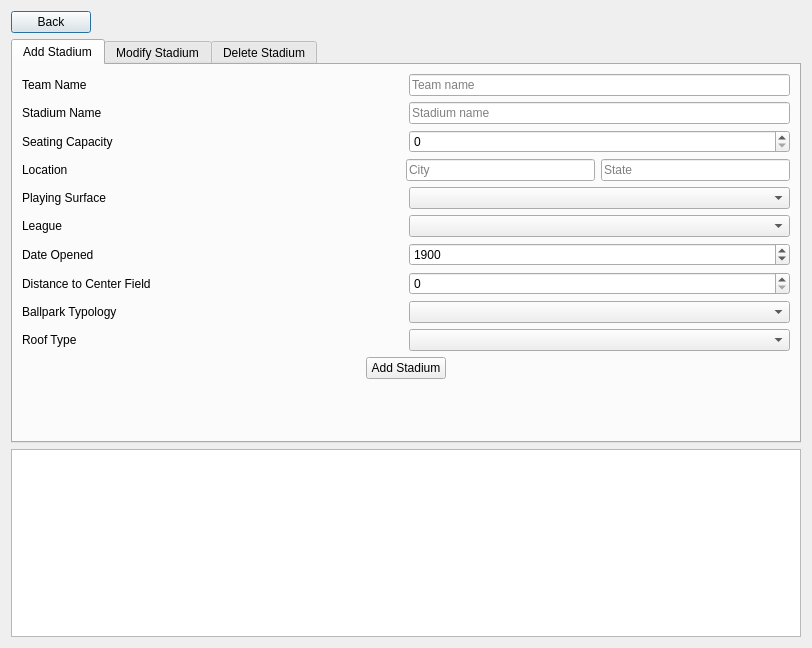
First picture: the form in BaseballProject2/modifystadiums.ui, repository tholm1/CS1D-Project-2-Baseball, before the edit.
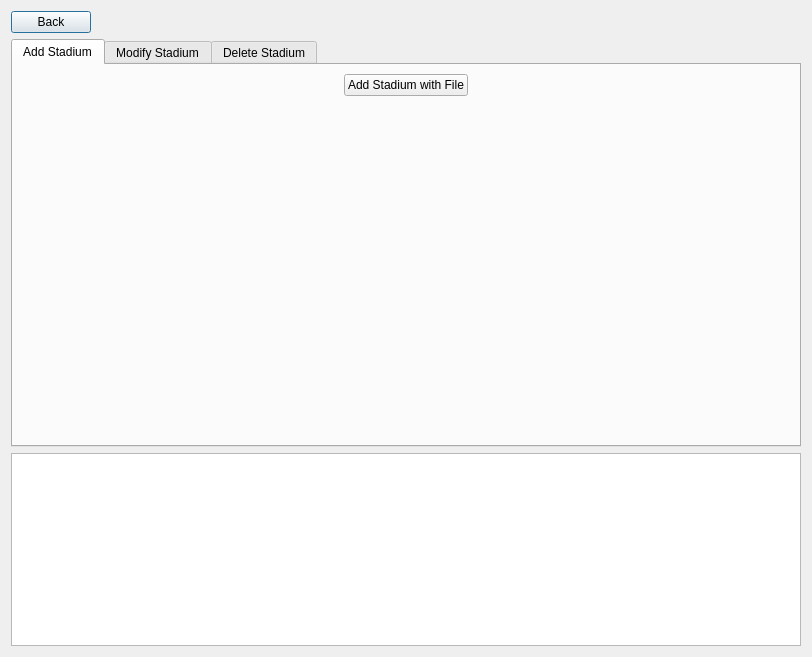
Second picture: the form after the edit. The open tabs and pages were chosen to show the change.

Commit message: Implement read stadium from text file

```diff
--- a/BaseballProject2/modifystadiums.ui
+++ b/BaseballProject2/modifystadiums.ui
@@ -7,7 +7,7 @@
     <x>0</x>
     <y>0</y>
     <width>812</width>
-    <height>648</height>
+    <height>657</height>
    </rect>
   </property>
   <property name="windowTitle">
@@ -50,313 +50,6 @@
       <layout class="QVBoxLayout" name="verticalLayout">
        <item>
         <layout class="QVBoxLayout" name="verticalLayout_5">
-         <item>
-          <layout class="QHBoxLayout" name="horizontalLayout_5" stretch="1,1,2">
-           <item>
-            <widget class="QLabel" name="teamNameAddLabel">
-             <property name="text">
-              <string>Team Name</string>
-             </property>
-            </widget>
-           </item>
-           <item>
-            <spacer name="horizontalSpacer_6">
-             <property name="orientation">
-              <enum>Qt::Horizontal</enum>
-             </property>
-             <property name="sizeHint" stdset="0">
-              <size>
-               <width>40</width>
-               <height>20</height>
-              </size>
-             </property>
-            </spacer>
-           </item>
-           <item>
-            <widget class="QLineEdit" name="teamNameAddLine">
-             <property name="placeholderText">
-              <string>Team name</string>
-             </property>
-            </widget>
-           </item>
-          </layout>
-         </item>
-         <item>
-          <layout class="QHBoxLayout" name="horizontalLayout_6" stretch="1,1,2">
-           <item>
-            <widget class="QLabel" name="stadiumNameAddLabel">
-             <property name="text">
-              <string>Stadium Name</string>
-             </property>
-            </widget>
-           </item>
-           <item>
-            <spacer name="horizontalSpacer_7">
-             <property name="orientation">
-              <enum>Qt::Horizontal</enum>
-             </property>
-             <property name="sizeHint" stdset="0">
-              <size>
-               <width>40</width>
-               <height>20</height>
-              </size>
-             </property>
-            </spacer>
-           </item>
-           <item>
-            <widget class="QLineEdit" name="stadiumNameAddLine">
-             <property name="placeholderText">
-              <string>Stadium name</string>
-             </property>
-            </widget>
-           </item>
-          </layout>
-         </item>
-         <item>
-          <layout class="QHBoxLayout" name="horizontalLayout_7" stretch="1,1,2">
-           <item>
-            <widget class="QLabel" name="seatingCapacityAddLabel">
-             <property name="text">
-              <string>Seating Capacity</string>
-             </property>
-            </widget>
-           </item>
-           <item>
-            <spacer name="horizontalSpacer_8">
-             <property name="orientation">
-              <enum>Qt::Horizontal</enum>
-             </property>
-             <property name="sizeHint" stdset="0">
-              <size>
-               <width>40</width>
-               <height>20</height>
-              </size>
-             </property>
-            </spacer>
-           </item>
-           <item>
-            <widget class="QSpinBox" name="seatingCapacityAddBox">
-             <property name="maximum">
-              <number>9999999</number>
-             </property>
-            </widget>
-           </item>
-          </layout>
-         </item>
-         <item>
-          <layout class="QHBoxLayout" name="horizontalLayout_8" stretch="1,1,1,1">
-           <item>
-            <widget class="QLabel" name="locationAddLabel">
-             <property name="text">
-              <string>Location</string>
-             </property>
-            </widget>
-           </item>
-           <item>
-            <spacer name="horizontalSpacer_9">
-             <property name="orientation">
-              <enum>Qt::Horizontal</enum>
-             </property>
-             <property name="sizeHint" stdset="0">
-              <size>
-               <width>40</width>
-               <height>20</height>
-              </size>
-             </property>
-            </spacer>
-           </item>
-           <item>
-            <widget class="QLineEdit" name="locationCityAddLine">
-             <property name="placeholderText">
-              <string>City</string>
-             </property>
-            </widget>
-           </item>
-           <item>
-            <widget class="QLineEdit" name="locationStateAddLine">
-             <property name="placeholderText">
-              <string>State</string>
-             </property>
-            </widget>
-           </item>
-          </layout>
-         </item>
-         <item>
-          <layout class="QHBoxLayout" name="horizontalLayout_9" stretch="1,1,2">
-           <item>
-            <widget class="QLabel" name="playingSurfaceAddLabel">
-             <property name="text">
-              <string>Playing Surface</string>
-             </property>
-            </widget>
-           </item>
-           <item>
-            <spacer name="horizontalSpacer_10">
-             <property name="orientation">
-              <enum>Qt::Horizontal</enum>
-             </property>
-             <property name="sizeHint" stdset="0">
-              <size>
-               <width>40</width>
-               <height>20</height>
-              </size>
-             </property>
-            </spacer>
-           </item>
-           <item>
-            <widget class="QComboBox" name="playingSurfaceAddBox"/>
-           </item>
-          </layout>
-         </item>
-         <item>
-          <layout class="QHBoxLayout" name="horizontalLayout_10" stretch="1,1,2">
-           <item>
-            <widget class="QLabel" name="leagueAddLabel">
-             <property name="text">
-              <string>League</string>
-             </property>
-            </widget>
-           </item>
-           <item>
-            <spacer name="horizontalSpacer_11">
-             <property name="orientation">
-              <enum>Qt::Horizontal</enum>
-             </property>
-             <property name="sizeHint" stdset="0">
-              <size>
-               <width>40</width>
-               <height>20</height>
-              </size>
-             </property>
-            </spacer>
-           </item>
-           <item>
-            <widget class="QComboBox" name="leagueAddBox"/>
-           </item>
-          </layout>
-         </item>
-         <item>
-          <layout class="QHBoxLayout" name="horizontalLayout_11" stretch="1,1,2">
-           <item>
-            <widget class="QLabel" name="dateOpenedAddLabel">
-             <property name="text">
-              <string>Date Opened</string>
-             </property>
-            </widget>
-           </item>
-           <item>
-            <spacer name="horizontalSpacer_12">
-             <property name="orientation">
-              <enum>Qt::Horizontal</enum>
-             </property>
-             <property name="sizeHint" stdset="0">
-              <size>
-               <width>40</width>
-               <height>20</height>
-              </size>
-             </property>
-            </spacer>
-           </item>
-           <item>
-            <widget class="QSpinBox" name="dateOpenedAddBox">
-             <property name="minimum">
-              <number>0</number>
-             </property>
-             <property name="maximum">
-              <number>9999</number>
-             </property>
-             <property name="value">
-              <number>1900</number>
-             </property>
-            </widget>
-           </item>
-          </layout>
-         </item>
-         <item>
-          <layout class="QHBoxLayout" name="horizontalLayout_12" stretch="1,1,2">
-           <item>
-            <widget class="QLabel" name="distanceToCenterFieldAddLabel">
-             <property name="text">
-              <string>Distance to Center Field</string>
-             </property>
-            </widget>
-           </item>
-           <item>
-            <spacer name="horizontalSpacer_13">
-             <property name="orientation">
-              <enum>Qt::Horizontal</enum>
-             </property>
-             <property name="sizeHint" stdset="0">
-              <size>
-               <width>40</width>
-               <height>20</height>
-              </size>
-             </property>
-            </spacer>
-           </item>
-           <item>
-            <widget class="QSpinBox" name="distanceToCenterFieldAddBox">
-             <property name="maximum">
-              <number>9999</number>
-             </property>
-            </widget>
-           </item>
-          </layout>
-         </item>
-         <item>
-          <layout class="QHBoxLayout" name="horizontalLayout_13" stretch="1,1,2">
-           <item>
-            <widget class="QLabel" name="parkTypologyAddLabel">
-             <property name="text">
-              <string>Ballpark Typology</string>
-             </property>
-            </widget>
-           </item>
-           <item>
-            <spacer name="horizontalSpacer_14">
-             <property name="orientation">
-              <enum>Qt::Horizontal</enum>
-             </property>
-             <property name="sizeHint" stdset="0">
-              <size>
-               <width>40</width>
-               <height>20</height>
-              </size>
-             </property>
-            </spacer>
-           </item>
-           <item>
-            <widget class="QComboBox" name="ballparkTypologyAddBox"/>
-           </item>
-          </layout>
-         </item>
-         <item>
-          <layout class="QHBoxLayout" name="horizontalLayout_14" stretch="1,1,2">
-           <item>
-            <widget class="QLabel" name="roofTypeAddLabel">
-             <property name="text">
-              <string>Roof Type</string>
-             </property>
-            </widget>
-           </item>
-           <item>
-            <spacer name="horizontalSpacer_15">
-             <property name="orientation">
-              <enum>Qt::Horizontal</enum>
-             </property>
-             <property name="sizeHint" stdset="0">
-              <size>
-               <width>40</width>
-               <height>20</height>
-              </size>
-             </property>
-            </spacer>
-           </item>
-           <item>
-            <widget class="QComboBox" name="roofTypeAddBox"/>
-           </item>
-          </layout>
-         </item>
          <item>
           <layout class="QHBoxLayout" name="horizontalLayout_2">
            <item>
@@ -375,7 +68,7 @@
            <item>
             <widget class="QPushButton" name="confirmAddBtn">
              <property name="text">
-              <string>Add Stadium</string>
+              <string>Add Stadium with File</string>
              </property>
             </widget>
            </item>
```
Left out of the diff: 2 changed lines with no effect on the pictures. The commit also changes 7 other files.
